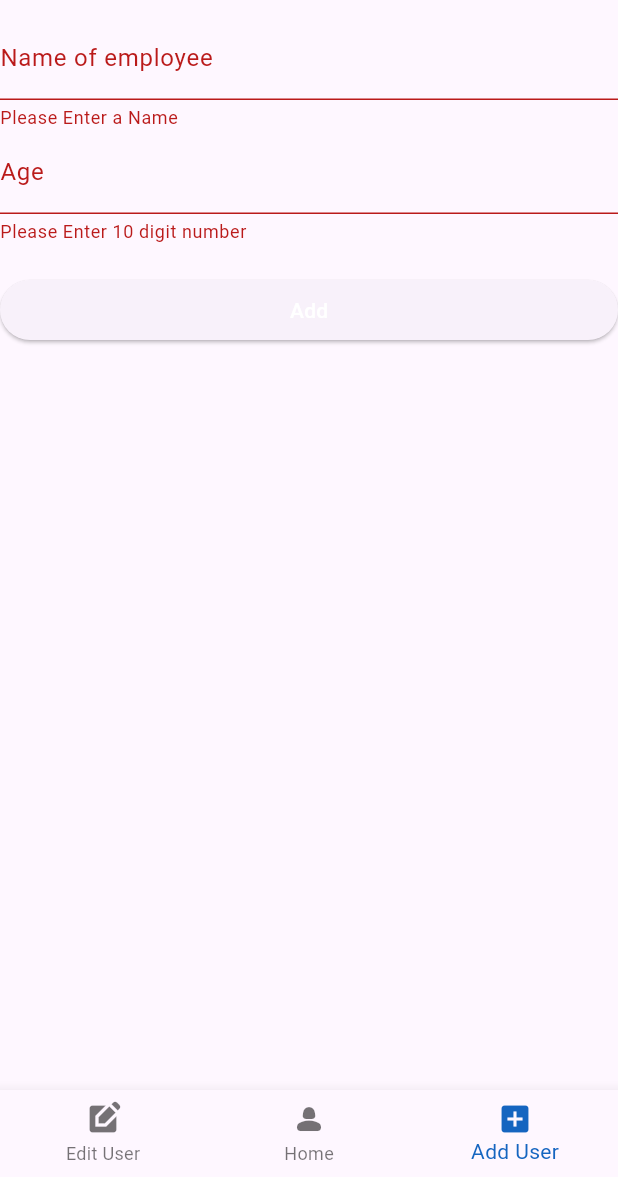
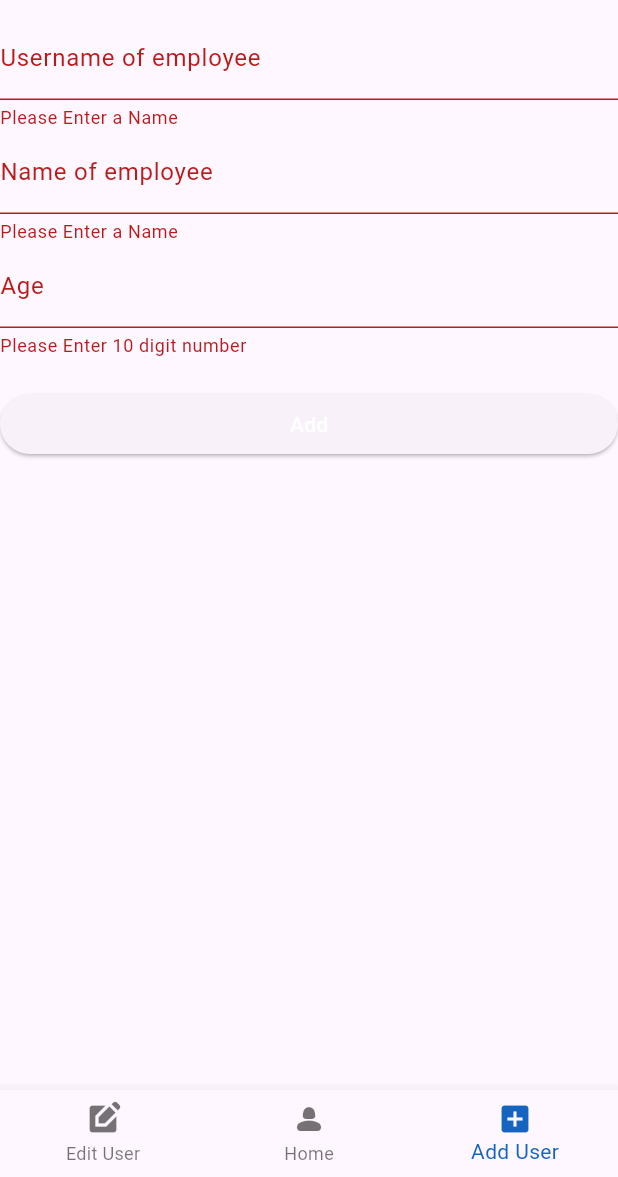
Before and after one commit to aagoel/StitchVault, a Flutter app: the User screen opened directly, item 3 of the bottom bar chosen, after a tap on "Add", on a phone screen of 412 x 824 dp, the part 59-1236 px from its top. Run offline on Flutter 3.47's test engine with Material 2 defaults, Android fonts, the phone set to English and light mode, and no system bars; our stand-ins replace carousel_slider, dots_indicator, objectbox; generated files the repository leaves out were written again.

Commit message:
Added clear text field, avoid duplicaes for username, added username field (#17)

```diff
--- a/lib/data_models.dart
+++ b/lib/data_models.dart
@@ -3,8 +3,9 @@ import 'package:objectbox/objectbox.dart';
 @Entity()
 class EmployeeDetail {
   String name;
+  String username;
   int personAge;
   int id;
 
-  EmployeeDetail(this.name, this.personAge, {this.id = 0});
+  EmployeeDetail(this.username,this.name, this.personAge, {this.id = 0});
 }
--- a/lib/objectstore.dart
+++ b/lib/objectstore.dart
@@ -1,3 +1,5 @@
+import 'package:path_provider/path_provider.dart';
+import 'package:path/path.dart' as p;
 import 'objectbox.g.dart';
 import 'data_models.dart';
 
@@ -11,8 +13,8 @@ class ObjectBox {
   }
 
   static Future<ObjectBox> create() async {
-    final store = await openStore();
-    // await openStore(directory: p.join(docsdir.path, "obx-example"));
+    final docsdir = await getApplicationDocumentsDirectory();
+    final store = await openStore(directory: p.join(docsdir.path, "stitchVaultDB"));
 
     return ObjectBox._create(store);
   }
--- a/lib/user.dart
+++ b/lib/user.dart
@@ -81,15 +81,16 @@ class _EmployeeDropDownState extends State<EmployeeDropDown> {
   String? dropdownValue;
 
   _EmployeeDropDownState (){
+    list = objectbox.employeeBox.getAll();
     if(list.isEmpty){
-      EmployeeDetail empDet = EmployeeDetail("dummy", 23);
+      EmployeeDetail empDet = EmployeeDetail("None","None",-1);
       list.add(empDet);
     }
     else{
-      EmployeeDetail empDet = EmployeeDetail("dummy", 23);
+      EmployeeDetail empDet = EmployeeDetail("None","None", -1);
       list.remove(empDet);
     }
-    dropdownValue = list.first.name;
+    dropdownValue = list.first.username;
   }
 
 
@@ -110,10 +111,10 @@ class _EmployeeDropDownState extends State<EmployeeDropDown> {
           dropdownValue = value!;
         });
       },
-      items: list.map<DropdownMenuItem<String>>((EmployeeDetail value) {
+      items: list.map<DropdownMenuItem<String>>((EmployeeDetail employee) {
         return DropdownMenuItem<String>(
-          value: value.name,
-          child: Text(value.name),
+          value: employee.username,
+          child: Text(employee.name),
         );
       }).toList(),
     );
@@ -133,34 +134,81 @@ class _AddUserPageState extends State<AddUserPage> {
 
 
   void addUser() {
+    bool isunique=true;
     if (_formKey.currentState!.validate()) {
       _formKey.currentState!.save();
-      EmployeeDetail emp = EmployeeDetail(employeeName.toString(),int.parse(employeeAge.toString()));
-      objectbox.employeeBox.put(emp);
-      list.add(emp);
+      EmployeeDetail emp = EmployeeDetail(username.toString(),employeeName.toString(),int.parse(employeeAge.toString()));
+      for (var i = 0;i<list.length;i++){
+        if(list[i].username == emp.username){
+          isunique = false;
+        }
+      }
+      if (isunique){
+        objectbox.employeeBox.put(emp);
+      }
+      else{
+        showDialog<String>(
+        context: context,
+        builder: (BuildContext context) => AlertDialog(
+          title: const Text('Bad Username'),
+          content: const Text('Username already exists'),
+          actions: <Widget>[
+            TextButton(
+              onPressed: () => Navigator.pop(context, 'Cancel'),
+              child: const Text('Cancel'),
+              ),
+            TextButton(
+              onPressed: () => Navigator.pop(context, 'OK'),
+              child: const Text('OK'),
+              ),
+            ],
+          ),
+        );
+      }
     }
   }
 
   String? employeeName;
   String? employeeAge;
+  String? username;
 
 
   @override
   Widget build(BuildContext context) {
     final Size screenSize = MediaQuery.of(context).size;
-
+    TextEditingController editUsername = TextEditingController();
+    TextEditingController editName = TextEditingController();
+    TextEditingController editAge = TextEditingController();
 
     return Form(
       key: _formKey,
       child: ListView(
         children: <Widget>[
           TextFormField(
+            controller: editUsername,
+            keyboardType:
+                TextInputType.name, // Use email input type for emails.
+            decoration: const InputDecoration(
+                hintText: 'Admin', labelText: 'Username of employee'),
+            onSaved: (String? value) {
+              username = value.toString();
+              editUsername.clear();
+            },
+            validator: (value) {
+              if (value != null && value.isEmpty){
+                return 'Please Enter a Name';
+              }
+              return null;
+            }),
+          TextFormField(
+            controller: editName,
             keyboardType:
                 TextInputType.name, // Use email input type for emails.
             decoration: const InputDecoration(
                 hintText: 'Admin', labelText: 'Name of employee'),
             onSaved: (String? value) {
               employeeName = value.toString();
+              editName.clear();
             },
             validator: (value) {
               if (value != null && value.isEmpty) {
@@ -169,11 +217,13 @@ class _AddUserPageState extends State<AddUserPage> {
               return null;
             }),
           TextFormField(
+            controller: editAge,
             inputFormatters: [FilteringTextInputFormatter.digitsOnly],
             keyboardType: TextInputType.number,
             decoration: const InputDecoration(hintText: '45', labelText: 'Age'),
             onSaved: (String? value) {
               employeeAge = value.toString();
+              editAge.clear();
             },
             validator: (value) {
                 if (value != null && value.isEmpty) {
```
Also changed, not shown: lib/objectbox-model.json (+6 -1 lines), lib/objectbox.g.dart.
